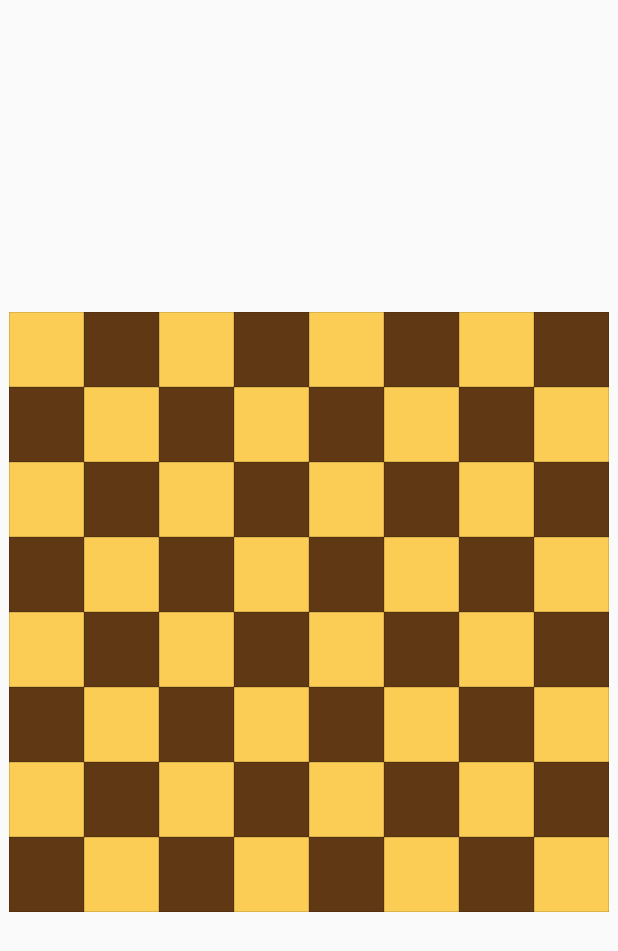
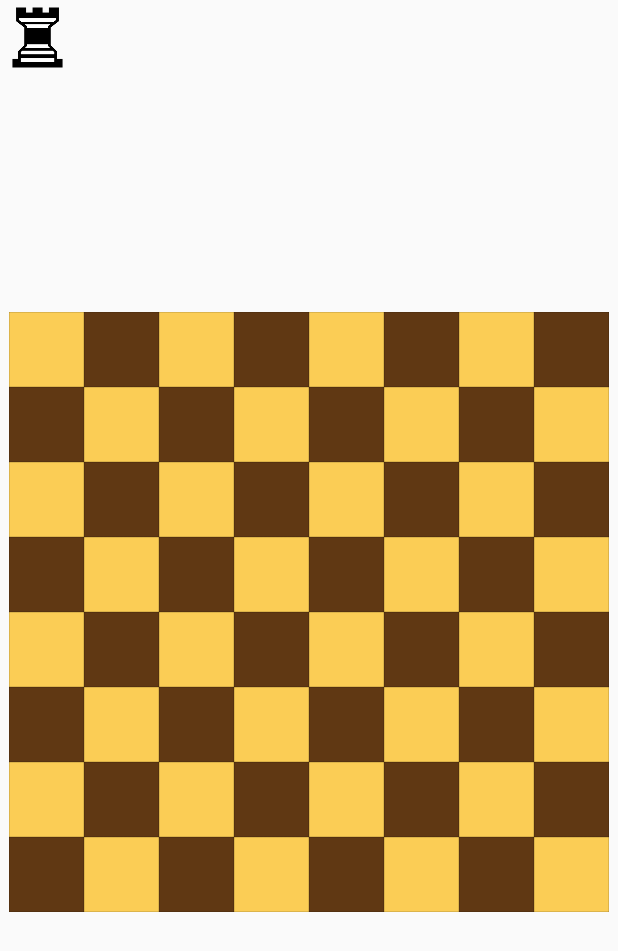
Before and after one commit to afaan1000/magic-chess, an Android app: the PlayChess screen opened directly, with no data from a screen before it, on a phone screen of 412 x 824 dp. Shown: the top 951 px of the screen. Run offline under Robolectric (Android 15) with nearby library versions, the phone set to English and light mode, and no system bars.

Commit message:
updated PlayChess.java with rook. Need to position it on the tile.

```diff
--- a/app/src/main/java/com/example/magicchess/PlayChess.java
+++ b/app/src/main/java/com/example/magicchess/PlayChess.java
@@ -5,8 +5,12 @@ import androidx.appcompat.app.AppCompatActivity;
 import android.graphics.Canvas;
 import android.graphics.Color;
 import android.graphics.Paint;
+import android.graphics.Point;
 import android.graphics.Rect;
+import android.graphics.drawable.Drawable;
 import android.os.Bundle;
+import android.widget.ImageView;
+import android.widget.RelativeLayout;
 
 import com.example.magicchess.engine.board.BoardUtils;
 
@@ -21,6 +25,42 @@ public class PlayChess extends AppCompatActivity {
     protected void onCreate(Bundle savedInstanceState) {
         super.onCreate(savedInstanceState);
         setContentView(R.layout.activity_play_chess);
+
+        List<ImageView> tiles = new ArrayList<>();
+        for (int i = 0; i <= 64; i++) {
+            tiles.add((ImageView) findViewById(R.id.a8));
+        }
+        /*//ImageView view = (ImageView) getResources().getDrawable(R.drawable.rook);
+        Drawable myDrawable = getResources().getDrawable(R.drawable.rook);
+        //myDrawable.setImageResource(R.drawable.myDrawable);
+        ImageView view = (ImageView) myDrawable;*/
+        /*int[] outLocation = new int[2];
+        tiles.get(0).getLocationOnScreen(outLocation);
+        //ImageView tile1 = findViewById(R.id.a8);
+        ImageView imageView = null;
+        imageView.setImageResource(R.drawable.rook);
+        imageView.setX(outLocation[0]);
+        imageView.setX(outLocation[1]);*/
+
+        ImageView imageView = new ImageView(this);
+        imageView.setImageResource(R.drawable.rook);
+        RelativeLayout relativeLayout = (RelativeLayout) findViewById(R.id.RelativeLayout01);
+
+        int[] outLocation = new int[2];
+        tiles.get(0).getLocationOnScreen(outLocation);
+        relativeLayout.setX(outLocation[0]);
+        relativeLayout.setY(outLocation[1]);
+
+        RelativeLayout.LayoutParams layoutParams = new RelativeLayout.LayoutParams(
+                RelativeLayout.LayoutParams.WRAP_CONTENT,
+                RelativeLayout.LayoutParams.WRAP_CONTENT
+        );
+        //layoutParams.addRule(RelativeLayout.BELOW, R.id.buttonCalculate);
+        //layoutParams.addRule(RelativeLayout.ALIGN_PARENT_RIGHT);
+
+        relativeLayout.addView(imageView, layoutParams);
+
+
     }
 
 
--- a/app/src/main/java/com/example/magicchess/engine/board/Board.java
+++ b/app/src/main/java/com/example/magicchess/engine/board/Board.java
@@ -69,11 +69,11 @@ public class Board {
     }
 
     public Collection<Piece> getBlackPieces(){
-        return this.getBlackPieces();
+        return this.blackPieces;
     }
 
     public Collection<Piece> getWhitePieces(){
-        return this.getWhitePieces();
+        return this.whitePieces;
     }
 
     private Collection<Move> calculateLegalMoves(final Collection<Piece> pieces) {
@@ -172,7 +172,7 @@ public class Board {
         }
 
         public Builder setMoveMaker(final Alliance alliance){
-            this.nextMoveMaker = nextMoveMaker;
+            this.nextMoveMaker = alliance;
             return this;
         }
 
--- a/app/src/main/java/com/example/magicchess/gui/Table.java
+++ b/app/src/main/java/com/example/magicchess/gui/Table.java
@@ -2,5 +2,5 @@ package com.example.magicchess.gui;
 
 public class Table {
 
-    private final JFrame gameFrame;
+    //private final JFrame gameFrame;
 }
--- a/app/src/main/res/layout/activity_play_chess.xml
+++ b/app/src/main/res/layout/activity_play_chess.xml
@@ -432,4 +432,13 @@
             app:srcCompat="@drawable/white_tile" />
     </androidx.gridlayout.widget.GridLayout>
 
+    <RelativeLayout
+        android:id="@+id/RelativeLayout01"
+        android:layout_width="50dp"
+        android:layout_height="50dp"
+        tools:layout_editor_absoluteX="6dp"
+        tools:layout_editor_absoluteY="162dp">
+
+    </RelativeLayout>
+
 </androidx.constraintlayout.widget.ConstraintLayout>
```
Also changed, not shown: app/src/main/java/com/example/magicchess/MainActivity.java (+17 -0 lines).
